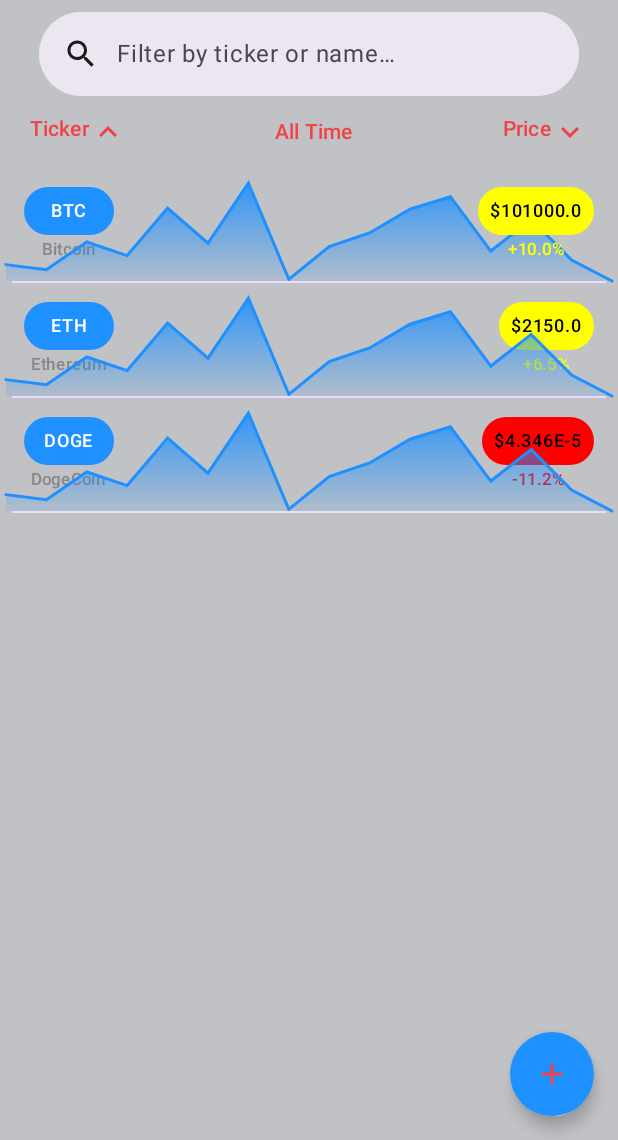
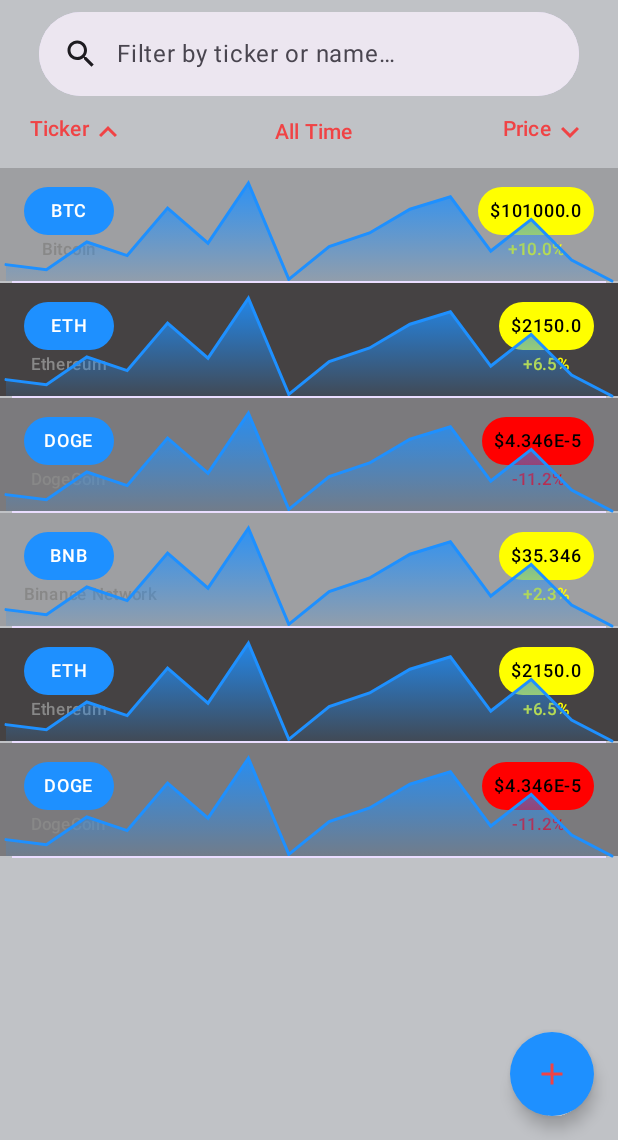
Before and after one commit to rafaelagp/CoinWatcher, an Android app built with Jetpack Compose: the screen it shows after launch (MainActivity), on a phone screen of 412 x 824 dp, the part 96-1236 px from its top. Run offline under Robolectric (Android 15) with nearby library versions, the phone set to English and light mode, and no system bars; our stand-ins replace constraintlayout-compose.

Commit message:
Added different background color for every three items

```diff
--- a/app/src/main/java/net/rafgpereira/coinwatcher/data/Mock.kt
+++ b/app/src/main/java/net/rafgpereira/coinwatcher/data/Mock.kt
@@ -24,4 +24,7 @@ val coins = listOf(
     Coin("BTC", "Bitcoin", 101000.00, 10.0, chartData),
     Coin("ETH", "Ethereum", 2150.00, 6.5, chartData),
     Coin("DOGE", "DogeCoin", 0.00004346, -11.2, chartData),
+    Coin("BNB", "Binance Network", 35.346, 2.3, chartData),
+    Coin("ETH", "Ethereum", 2150.00, 6.5, chartData),
+    Coin("DOGE", "DogeCoin", 0.00004346, -11.2, chartData),
 )
--- a/app/src/main/java/net/rafgpereira/coinwatcher/ui/common/LineChart.kt
+++ b/app/src/main/java/net/rafgpereira/coinwatcher/ui/common/LineChart.kt
@@ -61,7 +61,7 @@ object LineChartDefaults {
         axisTextPaint: Paint = defaultAxisPaint(),
         lineColor: Color = MaterialTheme.colorScheme.primary,
         fillColors: List<Color> =
-            listOf(lineColor, remember { lineColor.copy(DEFAULT_FILL_GRADIENT_ALPHA) })
+            listOf(lineColor, remember { lineColor.copy(alpha = DEFAULT_FILL_GRADIENT_ALPHA) })
     ) = LineChartColors(axisTextPaint, lineColor, fillColors)
 
     @Composable
--- a/app/src/main/java/net/rafgpereira/coinwatcher/ui/screen/main/MainScreen.kt
+++ b/app/src/main/java/net/rafgpereira/coinwatcher/ui/screen/main/MainScreen.kt
@@ -11,8 +11,9 @@ import androidx.compose.foundation.layout.fillMaxSize
 import androidx.compose.foundation.layout.fillMaxWidth
 import androidx.compose.foundation.layout.height
 import androidx.compose.foundation.layout.padding
+import androidx.compose.foundation.layout.widthIn
 import androidx.compose.foundation.lazy.LazyColumn
-import androidx.compose.foundation.lazy.items
+import androidx.compose.foundation.lazy.itemsIndexed
 import androidx.compose.material.icons.Icons
 import androidx.compose.material.icons.filled.KeyboardArrowDown
 import androidx.compose.material.icons.filled.KeyboardArrowUp
@@ -28,12 +29,15 @@ import androidx.compose.material3.SearchBarDefaults
 import androidx.compose.material3.Text
 import androidx.compose.material3.TextButton
 import androidx.compose.runtime.Composable
+import androidx.compose.runtime.remember
 import androidx.compose.ui.Alignment
 import androidx.compose.ui.Modifier
 import androidx.compose.ui.graphics.Color
 import androidx.compose.ui.res.dimensionResource
 import androidx.compose.ui.res.stringResource
+import androidx.compose.ui.text.style.TextAlign
 import androidx.compose.ui.tooling.preview.Preview
+import androidx.compose.ui.unit.dp
 import androidx.constraintlayout.compose.ChainStyle
 import androidx.constraintlayout.compose.ConstraintLayout
 import net.rafgpereira.coinwatcher.R
@@ -43,6 +47,7 @@ import net.rafgpereira.coinwatcher.ui.common.PillText
 import net.rafgpereira.coinwatcher.ui.common.ThemedAddFab
 import net.rafgpereira.coinwatcher.ui.common.ThemedTopAppBar
 import net.rafgpereira.coinwatcher.ui.theme.CoinWatcherTheme
+import net.rafgpereira.coinwatcher.ui.theme.MidGrey
 import net.rafgpereira.coinwatcher.ui.theme.negative
 import net.rafgpereira.coinwatcher.ui.theme.positive
 
@@ -149,12 +154,22 @@ fun OrderBar(modifier: Modifier) =
 @Composable
 fun CoinList(modifier: Modifier, data: List<Coin>) =
     LazyColumn(modifier = modifier.fillMaxHeight()) {
-        items(data) {
+        itemsIndexed(data) { index, it ->
+            val isFirstRow = (index + 3) % 3 == 0
+            val isThirdRow = (index + 1) % 3 == 0
+
             Column {
                 Row(
                     modifier = modifier
                         .height(dimensionResource(R.dimen.main_coin_item_height))
-                        .fillMaxWidth(),
+                        .fillMaxWidth()
+                        .background(
+                            when {
+                                isFirstRow -> remember { MidGrey.copy(alpha = 0.25f) }
+                                isThirdRow -> remember { MidGrey.copy(alpha = 0.5f) }
+                                else -> remember { MidGrey.copy(alpha = 0.9f) }
+                            }
+                        ),
                     horizontalArrangement = Arrangement.SpaceBetween,
                     verticalAlignment = Alignment.CenterVertically
                 ) {
@@ -182,7 +197,7 @@ fun CoinList(modifier: Modifier, data: List<Coin>) =
                                     top.linkTo(parent.top)
                                     bottom.linkTo(parent.bottom)
                                 },
-                            horizontalAlignment = Alignment.CenterHorizontally,
+                            horizontalAlignment = Alignment.Start,
                             verticalArrangement = Arrangement.spacedBy(
                                 dimensionResource(R.dimen.main_coin_item_name_spacing)
                             ),
@@ -195,6 +210,7 @@ fun CoinList(modifier: Modifier, data: List<Coin>) =
                                 textStyle = MaterialTheme.typography.labelMedium
                             )
                             Text(
+                                modifier = modifier.align(Alignment.CenterHorizontally),
                                 text = it.name,
                                 style = MaterialTheme.typography.labelSmall,
                                 color = Color.Gray, //TODO change color
@@ -212,7 +228,7 @@ fun CoinList(modifier: Modifier, data: List<Coin>) =
                                     top.linkTo(parent.top)
                                     bottom.linkTo(parent.bottom)
                                 },
-                            horizontalAlignment = Alignment.CenterHorizontally,
+                            horizontalAlignment = Alignment.End,
                             verticalArrangement = Arrangement.spacedBy(
                                 dimensionResource(R.dimen.main_coin_item_name_spacing)
                             ),
@@ -229,6 +245,7 @@ fun CoinList(modifier: Modifier, data: List<Coin>) =
                                 textStyle = MaterialTheme.typography.labelMedium
                             )
                             Text(
+                                modifier = modifier.align(Alignment.CenterHorizontally),
                                 text = "${if (it.percentage > 0) "+" else ""}${it.percentage}%",
                                 style = MaterialTheme.typography.labelSmall,
                                 color = valueColor,
```
